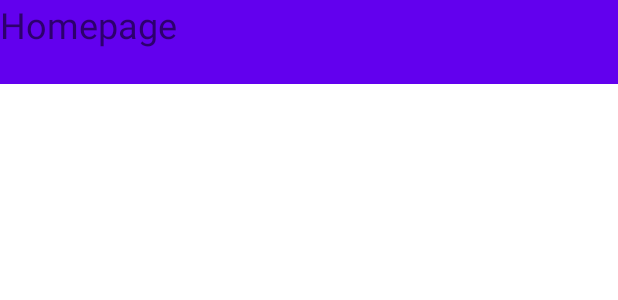
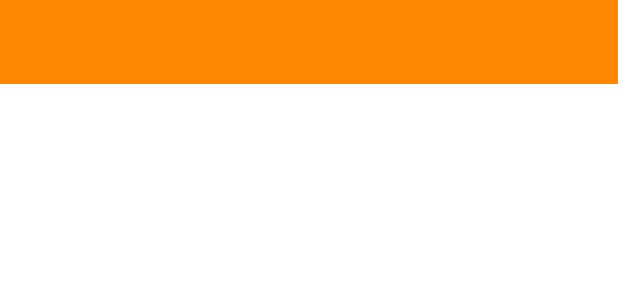
Before and after one commit to omar2702/WheelManager_Movil, an Android app: the layout content_main.xml on its own in the app's theme, with its tools: preview values and no code run, on a phone screen of 412 x 824 dp. Shown: the top 300 px of the screen. Run offline under Robolectric (Android 15) with nearby library versions, the phone set to English and light mode, and no system bars.

Commit message:
Orange theme toolbar

```diff
--- a/WheelManager/app/src/main/res/layout/content_main.xml
+++ b/WheelManager/app/src/main/res/layout/content_main.xml
@@ -10,13 +10,14 @@
         android:id="@+id/toolbar"
         android:layout_width="match_parent"
         android:layout_height="wrap_content"
-        android:background="?attr/colorPrimary"
+        android:background="@android:color/holo_orange_dark"
         android:minHeight="?attr/actionBarSize"
         android:theme="?attr/actionBarTheme"
         app:layout_constraintEnd_toEndOf="parent"
         app:layout_constraintStart_toStartOf="parent"
         app:layout_constraintTop_toTopOf="parent" />
 
+    <!--
     <TextView
         android:id="@+id/textView"
         android:layout_width="match_parent"
@@ -27,4 +28,6 @@
         app:layout_constraintEnd_toEndOf="parent"
         app:layout_constraintStart_toStartOf="parent"
         app:layout_constraintTop_toBottomOf="@+id/toolbar" />
+     -->
+
 </androidx.constraintlayout.widget.ConstraintLayout>
```
Also changed, not shown: 204 other files.
